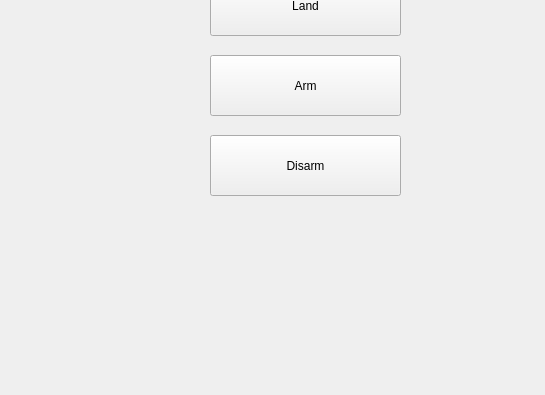
This is mainwindow.ui in sarath-menon/mavsdk_interface as Qt 5 draws it before an edit; both pictures show x 0 to 545 and y 205 to 600 of the 800 by 600 pixel window. The edited form follows.
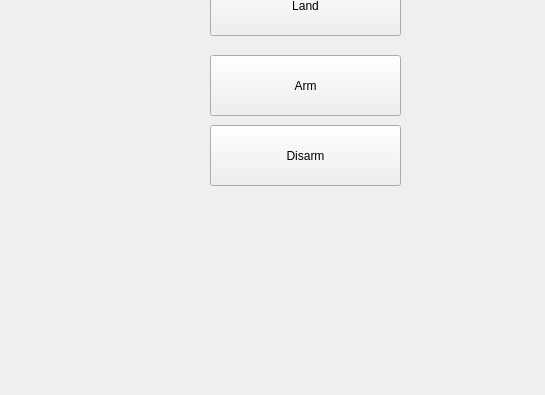
This is the edited form.

Commit message: added callbacks for all buttons

Patch:
```diff
--- a/mainwindow.ui
+++ b/mainwindow.ui
@@ -57,7 +57,7 @@
     <property name="geometry">
      <rect>
       <x>210</x>
-      <y>340</y>
+      <y>330</y>
       <width>191</width>
       <height>61</height>
      </rect>
```
Left out of the diff: 6 changed lines with no effect on the pictures. The commit also changes 2 other files.
